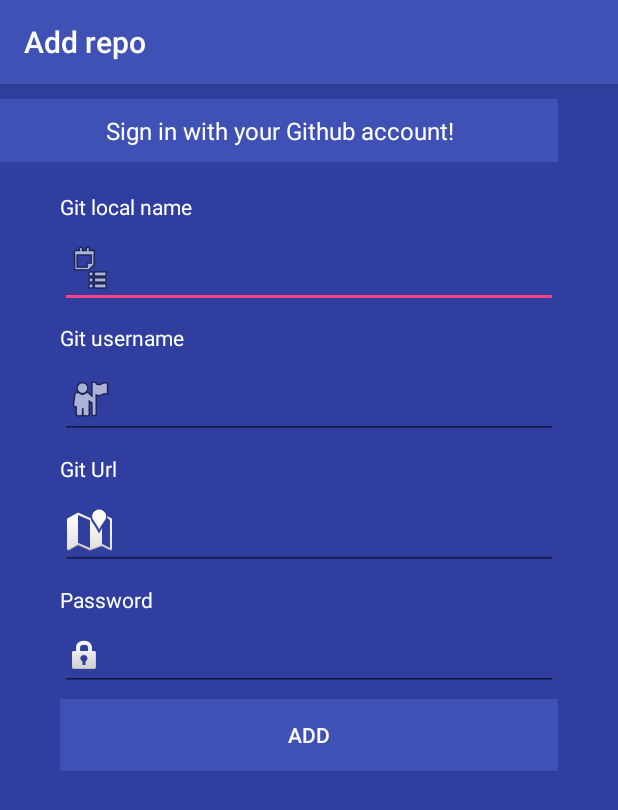
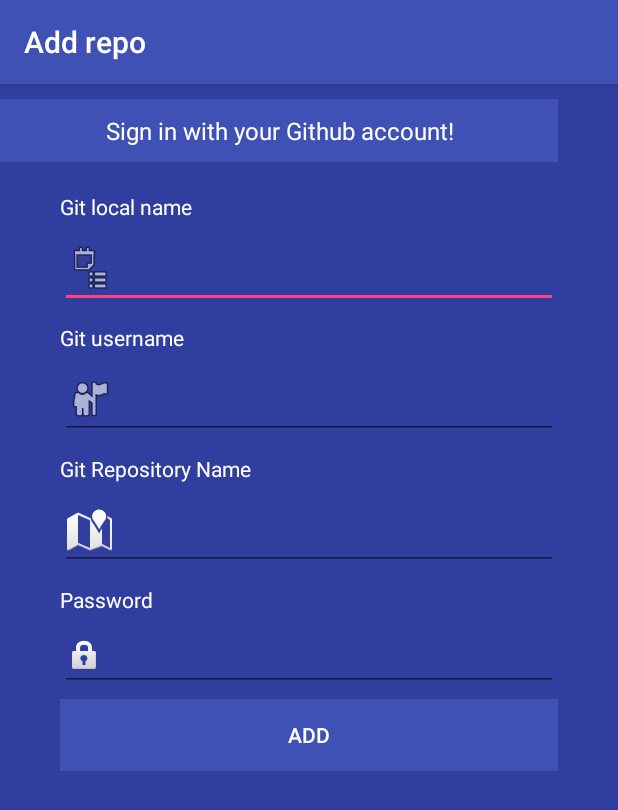
Before and after one commit to ErikaThuroczy/AndroidProject2017, an Android app: the RepoSelecterActivity screen opened directly, with no data from a screen before it, on a phone screen of 412 x 824 dp. Shown: the top 810 px of the screen. Run offline under Robolectric (Android 15) with nearby library versions, the phone set to English and light mode, and no system bars; our stand-ins replace Volley.

Commit message:
appconf updates

```diff
--- a/app/src/main/java/hu/uniobuda/nik/visualizer/androidproject2017/MainActivity.java
+++ b/app/src/main/java/hu/uniobuda/nik/visualizer/androidproject2017/MainActivity.java
@@ -82,7 +82,7 @@ public class MainActivity extends AppCompatActivity {
 
         StringRequest strReq = new StringRequest(
                 Request.Method.POST,
-                AppConfig.URL_LOGIN,
+                AppConfig.URL_REPO_STAT,
                 new Response.Listener<String>() {
                     @Override
                     public void onResponse(String response) {
--- a/app/src/main/res/layout/repo.xml
+++ b/app/src/main/res/layout/repo.xml
@@ -70,11 +70,11 @@
             <TextView
                 android:layout_width="match_parent"
                 android:layout_height="wrap_content"
-                android:text="Git Url"
+                android:text="Git Repository Name"
                 android:textColor="#ffffff" />
 
             <EditText
-                android:id="@+id/log_git_url"
+                android:id="@+id/log_git_repo_name"
                 android:layout_width="match_parent"
                 android:layout_height="wrap_content"
                 android:layout_marginBottom="10dp"
```
Also changed, not shown: app/src/main/java/hu/uniobuda/nik/visualizer/androidproject2017/AppConfig.java (+9 -12 lines), app/src/main/java/hu/uniobuda/nik/visualizer/androidproject2017/RepoSelecterActivity.java (+9 -9 lines).
